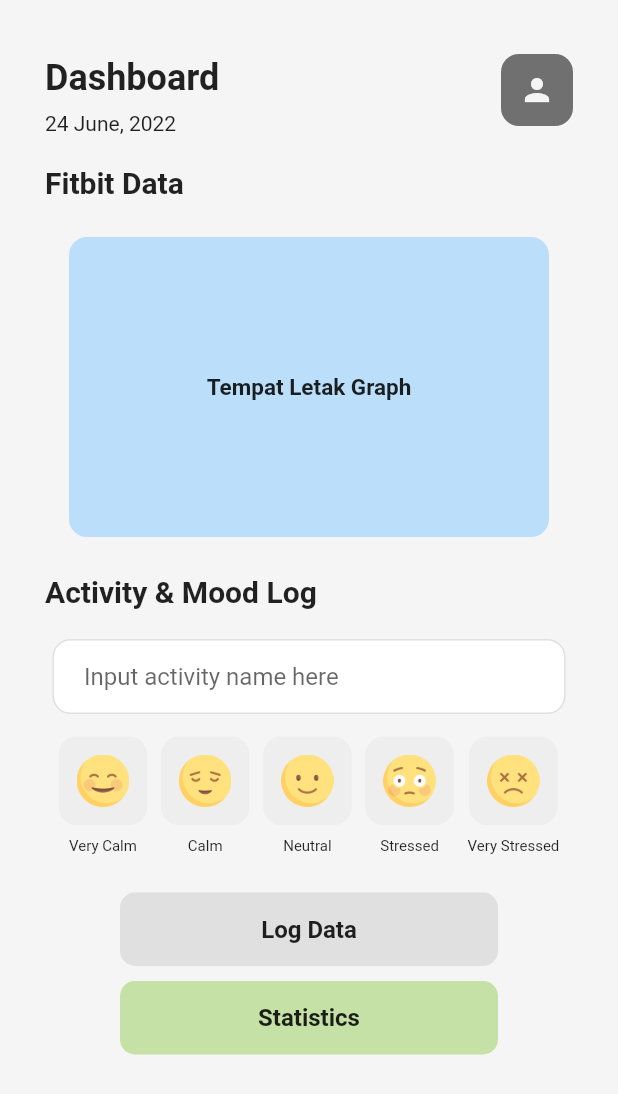
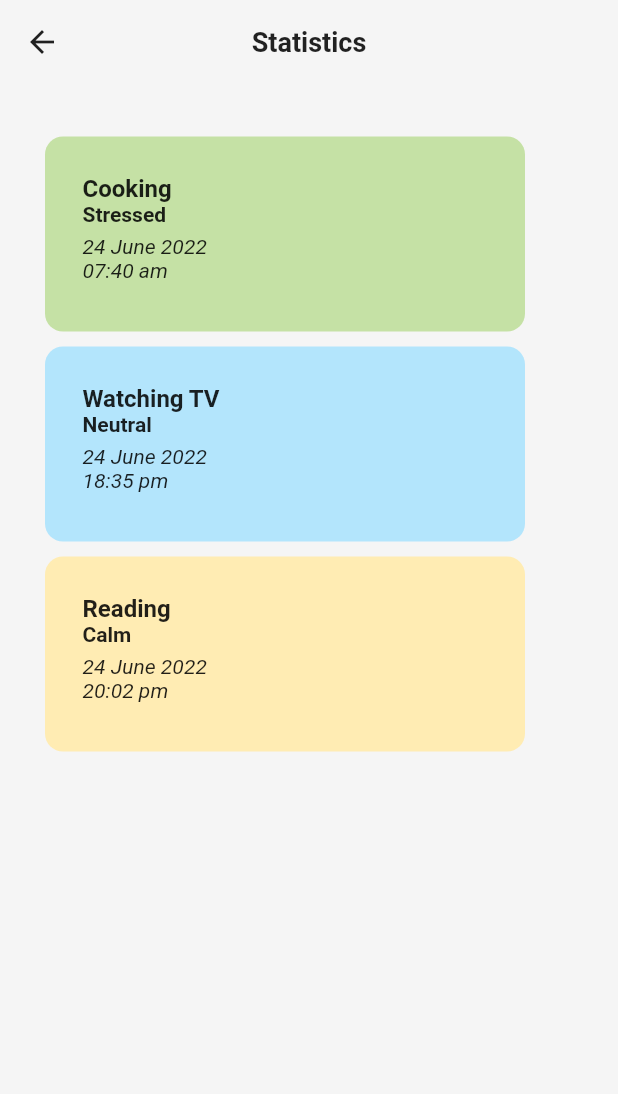
Before and after one commit to Amirularif/Doctor_App, a Flutter app: the screen it shows after launch, after a tap on "Statistics", on a phone screen of 412 x 824 dp. Shown: the top 1094 px of the screen. Run offline on Flutter 3.47's test engine with Material 2 defaults, Android fonts, the phone set to English and light mode, and no system bars; our stand-ins replace smooth_page_indicator; network calls fail.

Commit message:
UI changes

```diff
--- a/lib/dashboard.dart
+++ b/lib/dashboard.dart
@@ -1,7 +1,10 @@
 import 'package:flutter/material.dart';
+import 'package:konkuk_student_app/graph/graph_cards.dart';
 import 'package:konkuk_student_app/profile/profilemain.dart';
+import 'package:konkuk_student_app/statistics/stats_page.dart';
 import 'package:konkuk_student_app/util/emoticons.dart';
 import 'package:konkuk_student_app/util/save_sucess.dart';
+import 'package:smooth_page_indicator/smooth_page_indicator.dart';
 
 class Dashboard extends StatefulWidget {
   const Dashboard({Key? key}) : super(key: key);
@@ -12,6 +15,10 @@ class Dashboard extends StatefulWidget {
 
 class _DashboardState extends State<Dashboard> {
   bool tappedDone = false;
+
+  //scroll controller
+  final _controller = PageController();
+
   @override
   Widget build(BuildContext context) {
     return Scaffold(
@@ -96,40 +103,49 @@ class _DashboardState extends State<Dashboard> {
                   ),
 
                   //fitbit
-                  GestureDetector(
-                    onTap: (){
-                      Navigator.push(
-                        context,
-                        MaterialPageRoute(builder: (context) => Dashboard()),
-                      );
-                    },
-                    child: Row(
-                      mainAxisAlignment: MainAxisAlignment.spaceEvenly,
+                  Container(
+                    height: 210,
+                      child: PageView(
+                        scrollDirection: Axis.horizontal,
+                          controller: _controller,
                           children: [
-                        Container(
-                          height: 200,
-                          width: 320,
-                          decoration: BoxDecoration(
-                              color: Colors.blue.shade100,
-                              borderRadius: BorderRadius.circular(12)
+                            GraphCards(
+                              title: 'Heart Rate',
+                              description: 'graph/contents here',
                             ),
-                          padding: EdgeInsets.all(12),
-                          child: Center(
-                            child: Text(
-                              'Tempat Letak Graph',
-                              style: TextStyle(
-                                  color: Colors.black87,
-                                  fontSize: 15,
-                                  fontWeight: FontWeight.bold),
+                            GraphCards(
+                              title: 'Step Count',
+                              description: 'graph/contents here',
                             ),
+                            GraphCards(
+                              title: 'Sleep Log',
+                              description: 'graph/contents here',
                             ),
+                            GraphCards(
+                              title: 'Weight',
+                              description: 'graph/contents here',
                             ),
                           ],
+                      )
+                  ),
+
+                  SizedBox(
+                    height: 5,
+                  ),
+
+                  //scroll bar
+                  SmoothPageIndicator(
+                      controller: _controller,
+                      count: 4,
+                      effect: ExpandingDotsEffect(
+                        activeDotColor: Colors.grey.shade600,
+                        dotHeight: 5,
+                        dotWidth: 5,
                       ),
                   ),
 
                   SizedBox(
-                    height: 25,
+                    height: 20,
                   ),
 
                   //activity log title
@@ -321,7 +337,7 @@ class _DashboardState extends State<Dashboard> {
                     onTap: (){
                       Navigator.push(
                         context,
-                        MaterialPageRoute(builder: (context) => Dashboard()),
+                        MaterialPageRoute(builder: (context) => StatsPage()),
                       );
                     },
                     child: Padding(
--- /dev/null
+++ b/lib/graph/graph_cards.dart
@@ -0,0 +1,61 @@
+import 'package:flutter/material.dart';
+
+class GraphCards extends StatefulWidget {
+  final String title;
+  final String description;
+
+  const GraphCards({
+    Key? key,
+    required this.title,
+    required this.description,
+  }) : super(key: key);
+
+  @override
+  State<GraphCards> createState() => _GraphCardsState();
+}
+
+class _GraphCardsState extends State<GraphCards> {
+  @override
+  Widget build(BuildContext context) {
+
+    return Padding(
+      padding: const EdgeInsets.symmetric(horizontal: 5),
+      child: Container(
+        width: 320,
+        height: 210,
+        padding: EdgeInsets.all(20),
+        decoration: BoxDecoration(
+            color: Colors.grey.shade300,
+            borderRadius: BorderRadius.circular(12)
+        ),
+        child: Column(
+          //crossAxisAlignment: CrossAxisAlignment.start,
+          children: [
+            //title
+            Center(
+              child: Text(
+                widget.title,
+                style: TextStyle(
+                    color: Colors.black87,
+                    fontSize: 16,
+                    fontWeight: FontWeight.bold
+                ),),
+            ),
+            SizedBox(
+              height: 50,
+            ),
+            //description
+            Center(
+              child: Text(
+                widget.description,
+                style: TextStyle(
+                    color: Colors.black87,
+                    fontStyle: FontStyle.italic
+                ),),
+            ),
+          ],
+        ),
+      ),
+    );
+  }
+}
--- a/lib/profile/edit_profile_page.dart
+++ b/lib/profile/edit_profile_page.dart
@@ -1,5 +1,4 @@
 import 'package:flutter/material.dart';
-import 'package:konkuk_student_app/profile/profilemain.dart';
 import 'package:konkuk_student_app/profile/user.dart';
 import 'package:konkuk_student_app/profile/user_preferences.dart';
 import 'package:konkuk_student_app/profile/widget/appbar_widget.dart';
--- a/lib/profile/user_preferences.dart
+++ b/lib/profile/user_preferences.dart
@@ -3,16 +3,16 @@ import 'package:konkuk_student_app/profile/user.dart';
 class UserPreferences {
   static const myUser = User(
     imagePath:
-    'https://images.unsplash.com/photo-1625472603513-413fb94f8b0c?ixlib=rb-1.2.1&ixid=MnwxMjA3fDB8MHxwaG90by1wYWdlfHx8fGVufDB8fHx8&auto=format&fit=crop&w=2070&q=80',
-    name: 'Amirul Arif',
-    email: 'amirul@gmail.com',
+    'https://cdn-offer-photos.zeusx.com/340d329c-73b0-4e2f-a4c3-9e52db154965.jpg',
+    name: 'Mona Megistus',
+    email: 'megistus@gmail.com',
     weight:
-    '56.5kg',
+    '40.5kg',
     age:
     '23',
     gender:
-    'Male',
+    'Female',
     fitbitToken:
-    'ABC123456',
+    'GNSHN2022',
   );
 }
--- a/lib/profile/widget/appbar_widget.dart
+++ b/lib/profile/widget/appbar_widget.dart
@@ -1,7 +1,5 @@
 import 'package:flutter/material.dart';
-import 'package:google_fonts/google_fonts.dart';
 import 'package:konkuk_student_app/dashboard.dart';
-import 'package:konkuk_student_app/profile/user_preferences.dart';
 
 AppBar buildAppBar(BuildContext context) {
   return AppBar(
--- /dev/null
+++ b/lib/statistics/stats_card.dart
@@ -0,0 +1,77 @@
+import 'package:flutter/material.dart';
+
+class StatsCards extends StatefulWidget {
+  final String activity;
+  final String mood;
+  final String date;
+  final String time;
+  final color;
+
+  const StatsCards({
+    Key? key,
+    required this.activity,
+    required this.mood,
+    required this.date,
+    required this.time,
+    required this.color
+  }) : super(key: key);
+
+  @override
+  State<StatsCards> createState() => _StatsCardsState();
+}
+
+class _StatsCardsState extends State<StatsCards> {
+  @override
+  Widget build(BuildContext context) {
+    return Padding(
+      padding: const EdgeInsets.symmetric(vertical: 5),
+      child: Container(
+        width: 320,
+        height: 130,
+        padding: EdgeInsets.all(25),
+        decoration: BoxDecoration(
+            color: widget.color,
+            borderRadius: BorderRadius.circular(12)
+        ),
+        child: Column(
+          crossAxisAlignment: CrossAxisAlignment.start,
+          children: [
+            //activity
+            Text(
+              widget.activity,
+              style: TextStyle(
+                  color: Colors.black87,
+                  fontSize: 16,
+                  fontWeight: FontWeight.bold
+              ),),
+            //mood
+            Text(
+              widget.mood,
+              style: TextStyle(
+                  color: Colors.black87,
+                  fontSize: 14,
+                  fontWeight: FontWeight.bold
+              ),),
+            SizedBox(
+              height: 5,
+            ),
+            //date
+            Text(
+              widget.date,
+              style: TextStyle(
+                  color: Colors.black87,
+                  fontStyle: FontStyle.italic
+              ),),
+            //time
+            Text(
+              widget.time,
+              style: TextStyle(
+                  color: Colors.black87,
+                  fontStyle: FontStyle.italic
+              ),),
+          ],
+        ),
+      ),
+    );
+  }
+}
--- /dev/null
+++ b/lib/statistics/stats_page.dart
@@ -0,0 +1,72 @@
+import 'package:flutter/material.dart';
+import 'package:konkuk_student_app/dashboard.dart';
+import 'package:konkuk_student_app/profile/profilemain.dart';
+import 'package:konkuk_student_app/statistics/stats_card.dart';
+
+class StatsPage extends StatefulWidget {
+  const StatsPage({Key? key}) : super(key: key);
+
+  @override
+  State<StatsPage> createState() => _StatsPageState();
+}
+
+class _StatsPageState extends State<StatsPage> {
+  @override
+  Widget build(BuildContext context) {
+    return Scaffold(
+      backgroundColor: Colors.grey.shade100,
+      appBar: AppBar(
+        leading: BackButton(
+        color: Colors.black87,
+        onPressed: () {
+          Navigator.push(
+            context,
+            MaterialPageRoute(builder: (context) => Dashboard()),
+          );
+        },
+      ),
+        backgroundColor: Colors.transparent,
+        elevation: 0,
+        title: Text('Statistics'),
+        titleTextStyle: TextStyle(
+          color: Colors.black87,
+          fontSize: 18,
+          fontWeight: FontWeight.bold,),
+        centerTitle: true,),
+
+      body: SafeArea(
+        child: SingleChildScrollView(
+          child: Padding(
+            padding: const EdgeInsets.all(30.0),
+            child: Column(
+              children: [
+                StatsCards(
+                  activity: 'Cooking',
+                  mood: 'Stressed',
+                  date: '24 June 2022',
+                  time: '07:40 am',
+                  color: Colors.lightGreen.shade200,
+                ),
+                StatsCards(
+                  activity: 'Watching TV',
+                  mood: 'Neutral',
+                  date: '24 June 2022',
+                  time: '18:35 pm',
+                  color: Colors.lightBlue.shade100,
+                ),
+                StatsCards(
+                  activity: 'Reading',
+                  mood: 'Calm',
+                  date: '24 June 2022',
+                  time: '20:02 pm',
+                  color: Colors.amber.shade100,
+                ),
+              ],
+            ),
+
+            ),
+          ),
+        ),
+    );
+  }
+}
--- a/pubspec.yaml
+++ b/pubspec.yaml
@@ -35,6 +35,7 @@ dependencies:
   # Use with the CupertinoIcons class for iOS style icons.
   cupertino_icons: ^1.0.2
   google_fonts: ^3.0.1
+  smooth_page_indicator: ^1.0.0+2
 
 dev_dependencies:
   flutter_test:
```
Also changed, not shown: lib/profile/widget/numbers_widget.dart (+16 -4 lines), lib/startup/login/login.dart (added, +131 -0 lines), lib/startup/sign_up/sign_up.dart (added, +177 -0 lines), pubspec.lock. Lines whose indentation alone changed are shown as unchanged.
